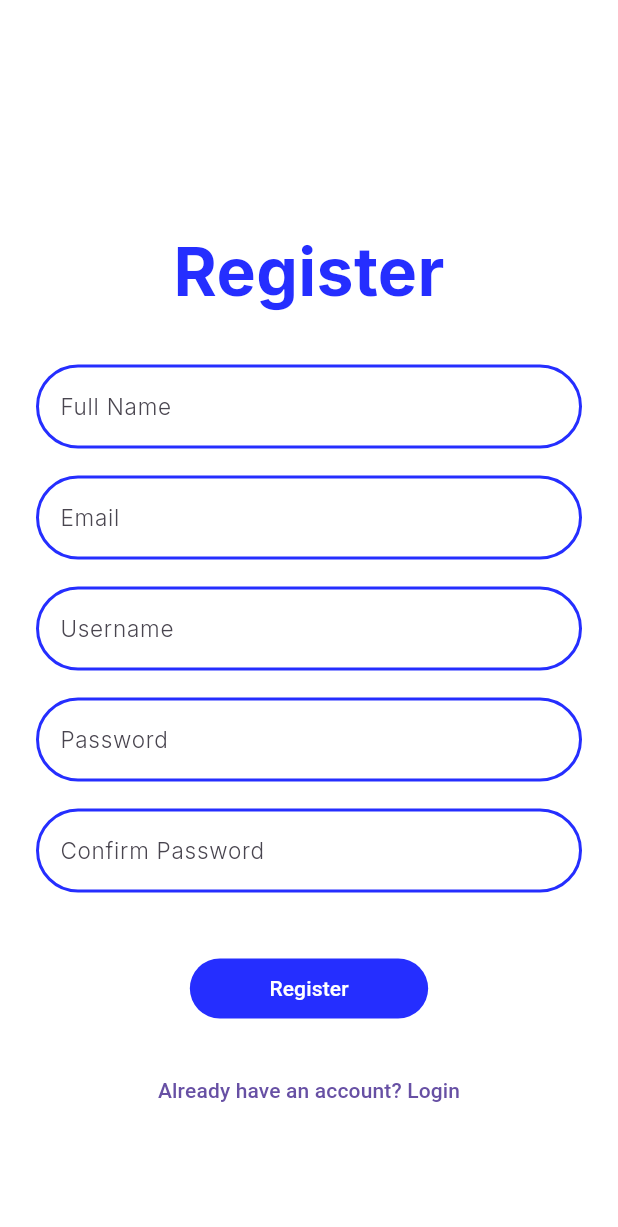
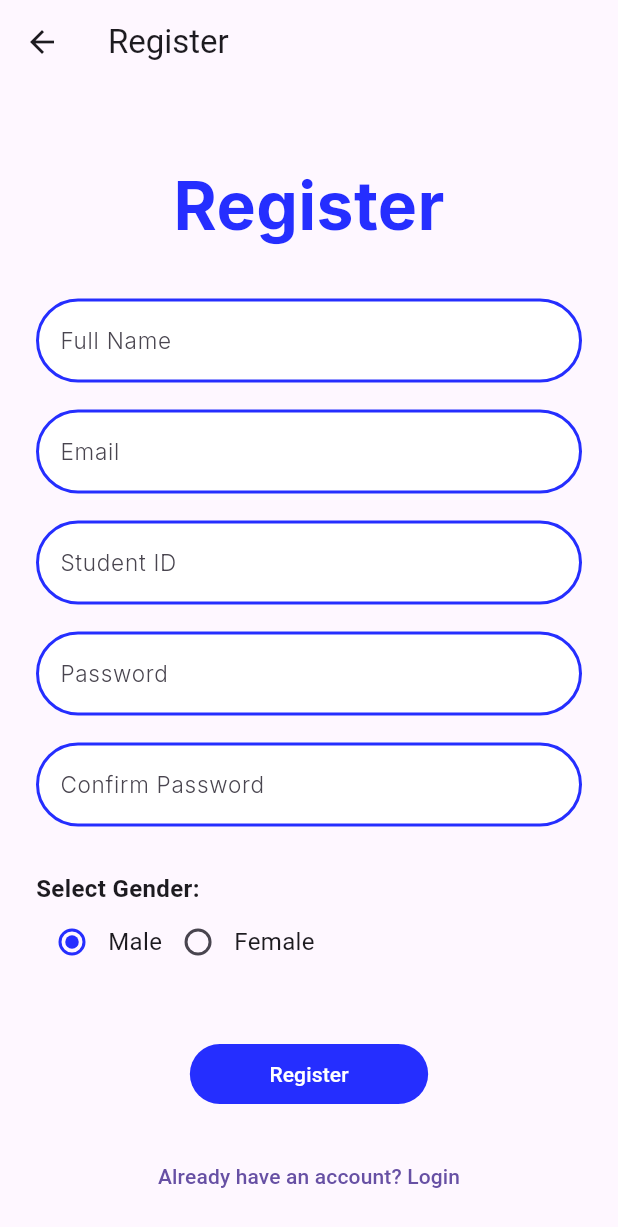
Before and after one commit to M0Hany/flutter-auth-app, a Flutter app: the RegisterScreen screen opened by its route, on a phone screen of 412 x 824 dp. Shown: the top 1227 px of the screen. Run offline on Flutter 3.47's test engine with Material 3 defaults, Android fonts, the phone set to English and light mode, and no system bars.

Commit message:
Added Gender radio buttons to register screen

```diff
--- a/lib/screens/auth/register_screen.dart
+++ b/lib/screens/auth/register_screen.dart
@@ -1,39 +1,81 @@
 import 'package:flutter/material.dart';
 import 'package:login/widgets/auth/auth_button.dart';
+import 'package:login/widgets/auth/auth_radio.dart';
 import 'package:login/widgets/auth/auth_text_field.dart';
 import 'package:login/widgets/auth/auth_title.dart';
 
-class RegisterScreen extends StatelessWidget {
-  const RegisterScreen({super.key});
+class RegisterScreen extends StatefulWidget {
+  @override
+  _RegisterScreenState createState() => _RegisterScreenState();
+}
+
+class _RegisterScreenState extends State<RegisterScreen> {
+  String _selectedGender = "Male"; // Default gender selection
 
   @override
   Widget build(BuildContext context) {
     return Scaffold(
-      backgroundColor: Colors.white,
+      appBar: AppBar(title: Text("Register")),
       body: SingleChildScrollView(
         child: Padding(
           padding: const EdgeInsets.symmetric(horizontal: 24),
           child: Column(
             mainAxisAlignment: MainAxisAlignment.center,
             children: [
-              SizedBox(height: 150),
+              SizedBox(height: 50),
               AuthTitle(title: "Register"),
               SizedBox(height: 30),
               AuthTextField(hintText: "Full Name"),
               SizedBox(height: 18),
               AuthTextField(hintText: "Email"),
               SizedBox(height: 18),
-              AuthTextField(hintText: "Username"),
+              AuthTextField(hintText: "Student ID"),
               SizedBox(height: 18),
               AuthTextField(hintText: "Password", isPassword: true),
               SizedBox(height: 18),
               AuthTextField(hintText: "Confirm Password", isPassword: true),
+              SizedBox(height: 30),
+
+              /// Gender Selection
+              Align(
+                alignment: Alignment.centerLeft,
+                child: Text(
+                  "Select Gender:",
+                  style: TextStyle(fontSize: 16, fontWeight: FontWeight.bold),
+                ),
+              ),
+              Row(
+                children: [
+                  AuthRadio(
+                      title: "Male",
+                      value: "Male",
+                      groupValue: _selectedGender,
+                      onChanged: (newValue) {
+                        setState(() {
+                          _selectedGender = newValue;
+                        });
+                      }),
+                  AuthRadio(
+                      title: "Female",
+                      value: "Female",
+                      groupValue: _selectedGender,
+                      onChanged: (newValue) {
+                        setState(() {
+                          _selectedGender = newValue;
+                        });
+                      }),
+                ],
+              ),
+
               SizedBox(height: 40),
-              AuthButton(label: "Register", onPressed: () {}),
+              AuthButton(
+                label: "Register",
+                onPressed: () {},
+              ),
               SizedBox(height: 20),
               TextButton(
                 onPressed: () {
-                  Navigator.pushNamed(context, "/login");
+                  Navigator.pushNamed(context, '/login');
                 },
                 child: Text("Already have an account? Login"),
               ),
--- /dev/null
+++ b/lib/widgets/auth/auth_radio.dart
@@ -0,0 +1,35 @@
+import 'package:flutter/material.dart';
+
+class AuthRadio extends StatelessWidget {
+  final String title;
+  final String value;
+  final String groupValue;
+  final Function(String) onChanged;
+
+  const AuthRadio({
+    Key? key,
+    required this.title,
+    required this.value,
+    required this.groupValue,
+    required this.onChanged
+  }): super(key: key);
+
+  @override
+  Widget build(BuildContext context) {
+    return Row(
+      children: [
+        Radio<String>(
+            value: value,
+            groupValue: groupValue,
+            onChanged: (newValue) {
+              if (newValue != null) {
+                onChanged(newValue);
+              }
+            },
+          activeColor: Color(0xFF252EFF),
+        ),
+        Text(title, style: TextStyle(fontSize: 16)),
+      ],
+    );
+  }
+}
```
